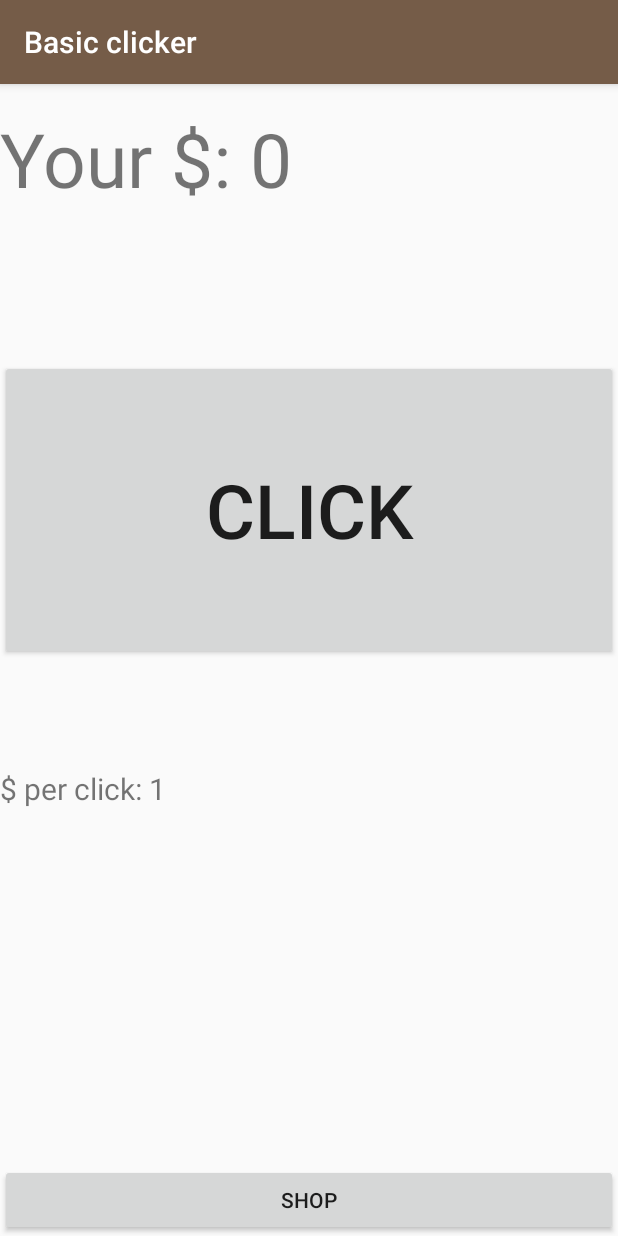
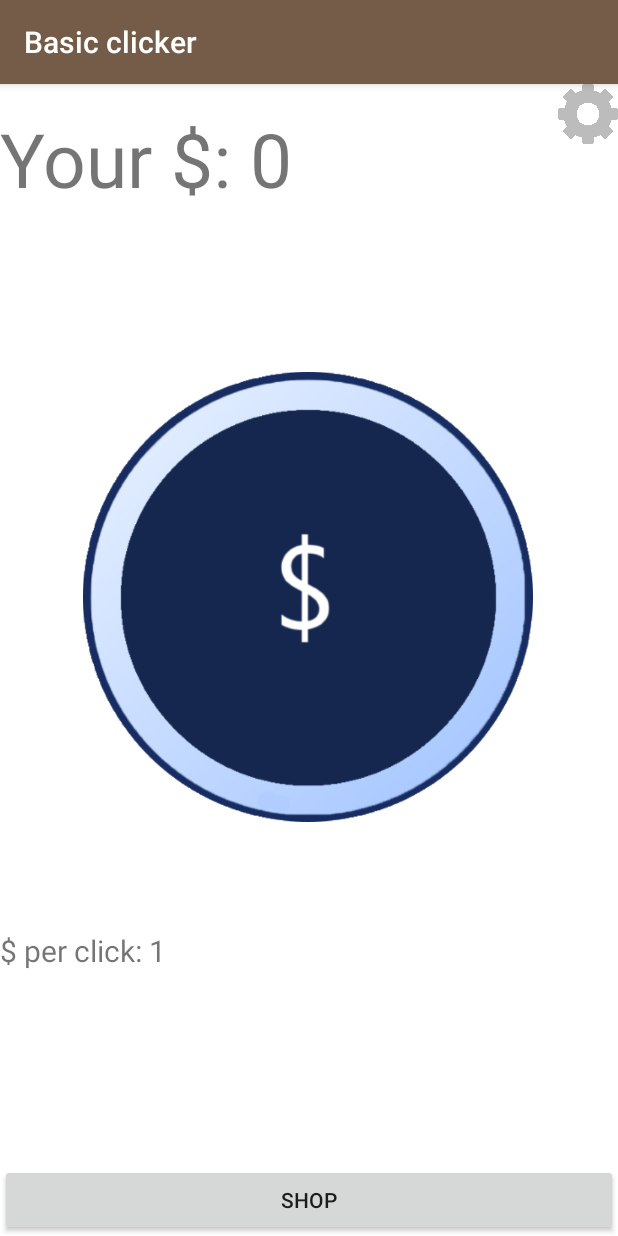
Before and after one commit to AizeRs/it-cube, an Android app: the screen it shows after launch (MainActivity), on a phone screen of 412 x 824 dp. Run offline under Robolectric (Android 15) with nearby library versions, the phone set to English and light mode, and no system bars.

Commit message:
Very BIG update.
Changes list:
1)Customized the Click button.
2)Blocked the orientation.
3)Added settings button.
4)Added Restart button(in settings).

```diff
--- a/clicker/app/src/main/AndroidManifest.xml
+++ b/clicker/app/src/main/AndroidManifest.xml
@@ -9,7 +9,8 @@
         android:roundIcon="@mipmap/ic_launcher_round"
         android:supportsRtl="true"
         android:theme="@style/AppTheme">
-        <activity android:name=".ShopActivity"></activity>
+        <activity android:name=".SettingsActivity"></activity>
+        <activity android:name=".ShopActivity" />
         <activity android:name=".MainActivity">
             <intent-filter>
                 <action android:name="android.intent.action.MAIN" />
--- a/clicker/app/src/main/java/com/example/myapplication/MainActivity.java
+++ b/clicker/app/src/main/java/com/example/myapplication/MainActivity.java
@@ -3,7 +3,9 @@ package com.example.myapplication;
 import androidx.appcompat.app.AppCompatActivity;
 import android.content.Intent;
 import android.content.SharedPreferences;
+import android.content.pm.ActivityInfo;
 import android.os.Bundle;
+import android.os.SystemClock;
 import android.view.View;
 import android.widget.TextView;
 
@@ -20,6 +22,8 @@ public class MainActivity extends AppCompatActivity {
     protected void onCreate(Bundle savedInstanceState) {
         super.onCreate(savedInstanceState);
         setContentView(R.layout.activity_main);
+
+        setRequestedOrientation (ActivityInfo.SCREEN_ORIENTATION_PORTRAIT);
 
         sPref = getSharedPreferences("save", MODE_PRIVATE);
 
@@ -73,4 +77,9 @@ public class MainActivity extends AppCompatActivity {
 
         startActivity(intent);
     }
+    public void onClickSettings(View view){
+        Intent intent = new Intent(this, SettingsActivity.class);
+
+        startActivity(intent);
+    }
 }
--- a/clicker/app/src/main/java/com/example/myapplication/ShopActivity.java
+++ b/clicker/app/src/main/java/com/example/myapplication/ShopActivity.java
@@ -3,6 +3,7 @@ package com.example.myapplication;
 import androidx.appcompat.app.AppCompatActivity;
 import android.content.Intent;
 import android.content.SharedPreferences;
+import android.content.pm.ActivityInfo;
 import android.os.Bundle;
 import android.view.View;
 import android.widget.TextView;
@@ -22,6 +23,8 @@ public class ShopActivity extends AppCompatActivity {
         super.onCreate(savedInstanceState);
         Intent intent = getIntent();
         setContentView(R.layout.activity_shop);
+
+        setRequestedOrientation (ActivityInfo.SCREEN_ORIENTATION_PORTRAIT);
 
         a = intent.getIntExtra("a", 0);
         koef = intent.getIntExtra("koef", 1);
--- a/clicker/app/src/main/res/layout/activity_main.xml
+++ b/clicker/app/src/main/res/layout/activity_main.xml
@@ -4,6 +4,7 @@
     xmlns:tools="http://schemas.android.com/tools"
     android:layout_width="match_parent"
     android:layout_height="match_parent"
+    android:background="#FFFFFF"
     tools:context=".MainActivity">
 
     <TextView
@@ -20,14 +21,16 @@
 
     <Button
         android:id="@+id/butt"
-        android:layout_width="match_parent"
-        android:layout_height="200dp"
-        android:layout_marginTop="68dp"
+        android:layout_width="300dp"
+        android:layout_height="300dp"
+        android:layout_marginTop="76dp"
+        android:backgroundTint="#FFFFFF"
+        android:foreground="@drawable/normal2"
         android:onClick="onClick"
+        android:text="@string/button"
         android:textSize="50sp"
-        android:text="@string/button"
         app:layout_constraintEnd_toEndOf="parent"
-        app:layout_constraintHorizontal_bias="0.0"
+        app:layout_constraintHorizontal_bias="0.495"
         app:layout_constraintStart_toStartOf="parent"
         app:layout_constraintTop_toBottomOf="@+id/textt" />
 
@@ -36,8 +39,8 @@
         android:layout_width="match_parent"
         android:layout_height="40dp"
         android:layout_marginTop="72dp"
+        android:text="@string/ko"
         android:textSize="20sp"
-        android:text="@string/ko"
         app:layout_constraintStart_toStartOf="parent"
         app:layout_constraintTop_toBottomOf="@+id/butt" />
 
@@ -52,4 +55,13 @@
         app:layout_constraintHorizontal_bias="0.0"
         app:layout_constraintStart_toStartOf="parent" />
 
+    <Button
+        android:id="@+id/button2"
+        android:layout_width="40dp"
+        android:layout_height="40dp"
+        android:foreground="@drawable/settings"
+        android:onClick="onClickSettings"
+        app:layout_constraintEnd_toEndOf="parent"
+        app:layout_constraintTop_toTopOf="parent" />
+
 </androidx.constraintlayout.widget.ConstraintLayout>
--- a/clicker/app/src/main/res/values/strings.xml
+++ b/clicker/app/src/main/res/values/strings.xml
@@ -11,4 +11,6 @@
     <string name="shop">Shop</string>
     <string name="Load">Load</string>
     <string name="Save">Save</string>
+    <string name="Restart">Restart</string>
+    <string name="RestartText">WARNING!!! This button removes all your in-game progress(money, koef, prices and else.)</string>
 </resources>
```
Also changed, not shown: clicker/app/src/main/java/com/example/myapplication/SettingsActivity.java (added, +32 -0 lines), clicker/app/src/main/res/layout/activity_settings.xml (added, +39 -0 lines), clicker/app/src/main/res/drawable/normal2.png (added), clicker/app/src/main/res/drawable/settings.png (added).
